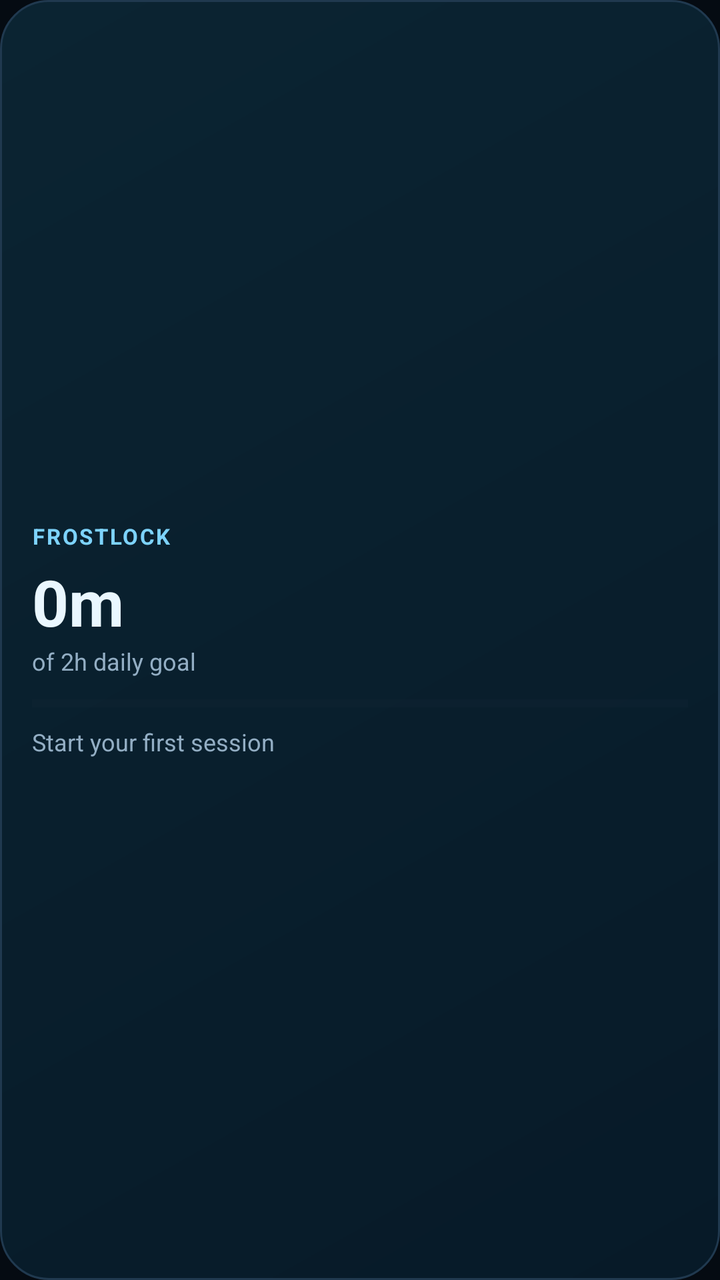
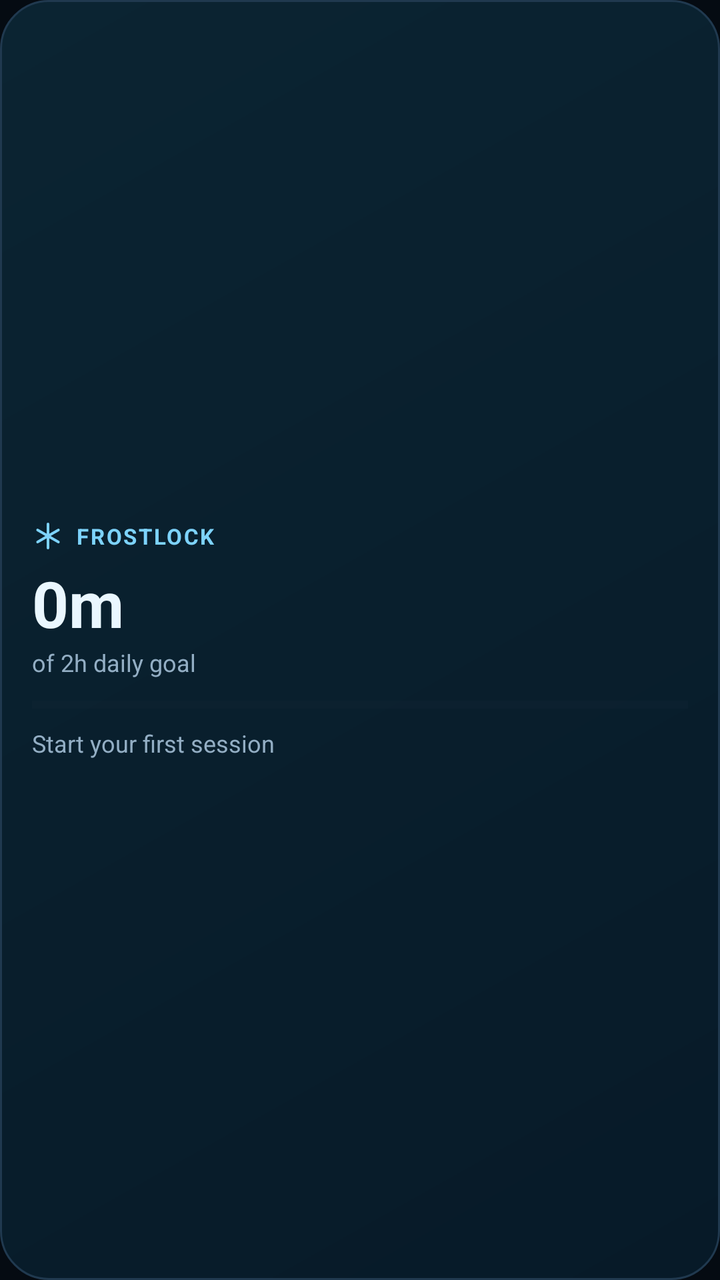

Screens rendered from an Android XML layout before and after an edit, with the pre-edit source and the edit as a unified diff.
<!-- AndroidManifest.xml: application theme Theme.FrostLock -->
<!-- res/layout/widget_focus.xml -->
<?xml version="1.0" encoding="utf-8"?>
<LinearLayout xmlns:android="http://schemas.android.com/apk/res/android"
    android:id="@+id/widget_root"
    android:layout_width="match_parent"
    android:layout_height="match_parent"
    android:background="@drawable/widget_background"
    android:gravity="center_vertical"
    android:orientation="vertical"
    android:padding="16dp">

    <TextView
        android:layout_width="wrap_content"
        android:layout_height="wrap_content"
        android:letterSpacing="0.08"
        android:text="@string/widget_title"
        android:textColor="@color/widget_accent"
        android:textSize="11sp"
        android:textStyle="bold" />

    <TextView
        android:id="@+id/widget_time"
        android:layout_width="wrap_content"
        android:layout_height="wrap_content"
        android:layout_marginTop="4dp"
        android:text="0m"
        android:textColor="@color/widget_text_primary"
        android:textSize="32sp"
        android:textStyle="bold" />

    <TextView
        android:id="@+id/widget_goal"
        android:layout_width="wrap_content"
        android:layout_height="wrap_content"
        android:text="@string/widget_goal_placeholder"
        android:textColor="@color/widget_text_secondary"
        android:textSize="12sp" />

    <ProgressBar
        android:id="@+id/widget_progress"
        style="?android:attr/progressBarStyleHorizontal"
        android:layout_width="match_parent"
        android:layout_height="6dp"
        android:layout_marginTop="10dp"
        android:max="100"
        android:progress="0"
        android:progressBackgroundTint="@color/widget_progress_track"
        android:progressTint="@color/widget_progress" />

    <TextView
        android:id="@+id/widget_streak"
        android:layout_width="wrap_content"
        android:layout_height="wrap_content"
        android:layout_marginTop="8dp"
        android:text="@string/widget_no_sessions"
        android:textColor="@color/widget_text_secondary"
        android:textSize="12sp" />

</LinearLayout>
<!-- resources referenced by this layout -->
<resources>
  <color name="widget_accent">#FF7DD3FC</color>
  <color name="widget_progress">#FF38BDF8</color>
  <color name="widget_progress_track">#FF152838</color>
  <color name="widget_text_primary">#FFEAF7FF</color>
  <color name="widget_text_secondary">#FF93AEC4</color>
  <!-- drawable widget_background (drawable) -->
  <?xml version="1.0" encoding="utf-8"?>
  <shape xmlns:android="http://schemas.android.com/apk/res/android"
      android:shape="rectangle">
      <gradient
          android:angle="315"
          android:endColor="@color/widget_bg_end"
          android:startColor="@color/widget_bg_start" />
      <corners android:radius="24dp" />
      <stroke
          android:width="1dp"
          android:color="@color/widget_stroke" />
  </shape>
  <string name="widget_goal_placeholder">of 2h daily goal</string>
  <string name="widget_no_sessions">Start your first session</string>
  <string name="widget_title">FROSTLOCK</string>
  <style name="Theme.FrostLock" parent="android:Theme.Material.Light.NoActionBar">
          <item name="android:windowBackground">@color/background_dark</item>
          <item name="android:statusBarColor">@android:color/transparent</item>
          <item name="android:navigationBarColor">@android:color/transparent</item>
      </style>
  <color name="widget_bg_end">#FF071A28</color>
  <color name="widget_bg_start">#FF0B2432</color>
  <color name="widget_stroke">#FF20394F</color>
  <color name="background_dark">#FF050B12</color>
</resources>

<!-- the commit's change to res/layout/widget_focus.xml (unified diff, before → after) -->
@@ -11,6 +11,9 @@
     <TextView
         android:layout_width="wrap_content"
         android:layout_height="wrap_content"
+        android:drawableStart="@drawable/ic_frost_snowflake"
+        android:drawablePadding="6dp"
+        android:gravity="center_vertical"
         android:letterSpacing="0.08"
         android:text="@string/widget_title"
         android:textColor="@color/widget_accent"
<!-- resource entries referenced after the edit -->
@@ -5,6 +5,29 @@
   <color name="widget_progress_track">#FF152838</color>
   <color name="widget_text_primary">#FFEAF7FF</color>
   <color name="widget_text_secondary">#FF93AEC4</color>
+  <!-- drawable ic_frost_snowflake (drawable) -->
+  <?xml version="1.0" encoding="utf-8"?>
+  <vector xmlns:android="http://schemas.android.com/apk/res/android"
+      android:width="16dp"
+      android:height="16dp"
+      android:viewportWidth="24"
+      android:viewportHeight="24">
+      <path
+          android:pathData="M12,3 L12,21"
+          android:strokeColor="#FF7DD3FC"
+          android:strokeLineCap="round"
+          android:strokeWidth="2" />
+      <path
+          android:pathData="M4.2,7.5 L19.8,16.5"
+          android:strokeColor="#FF7DD3FC"
+          android:strokeLineCap="round"
+          android:strokeWidth="2" />
+      <path
+          android:pathData="M4.2,16.5 L19.8,7.5"
+          android:strokeColor="#FF7DD3FC"
+          android:strokeLineCap="round"
+          android:strokeWidth="2" />
+  </vector>
   <!-- drawable widget_background (drawable) -->
   <?xml version="1.0" encoding="utf-8"?>
   <shape xmlns:android="http://schemas.android.com/apk/res/android"
